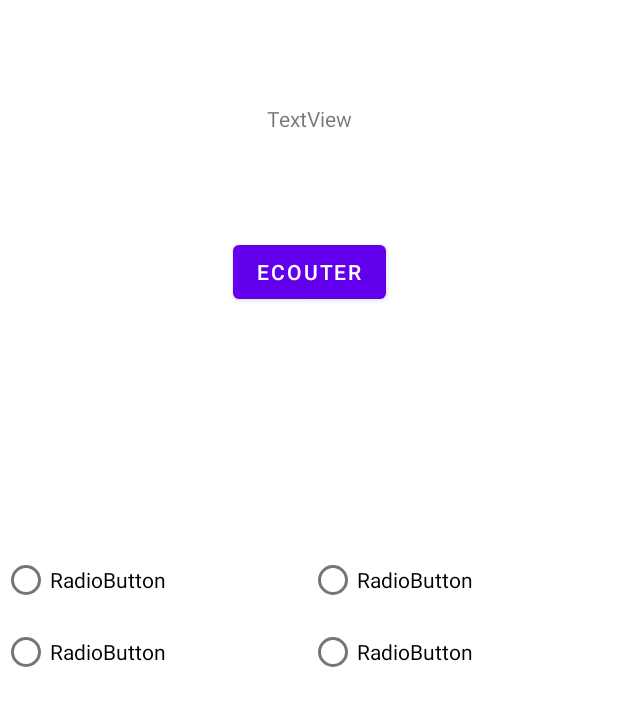
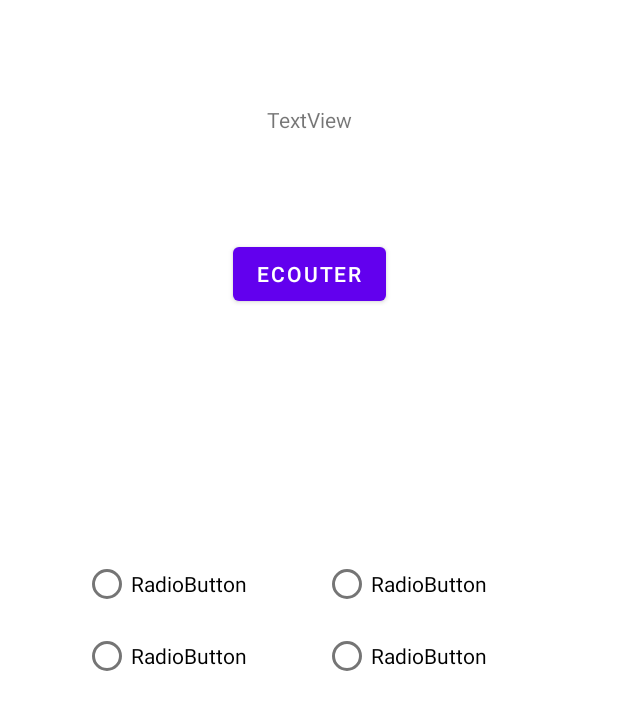
Before and after one commit to MariusLD/PROJETPROGM, an Android app built with Jetpack Compose: the layout custom_list_sound.xml on its own in the app's theme, with its tools: preview values and no code run, on a phone screen of 412 x 824 dp. Shown: the top 710 px of the screen. Run offline under Robolectric (Android 15) with nearby library versions, the phone set to English and light mode, and no system bars.

Commit message:
fix bug score & visual bug on quizz & quizzSound

```diff
--- a/app/src/main/java/com/example/progmprojet/CustomListAdapterSound.kt
+++ b/app/src/main/java/com/example/progmprojet/CustomListAdapterSound.kt
@@ -23,6 +23,7 @@ class CustomListAdapterSound(private val context: Context, private val question:
     }
 
     override fun getView(pos: Int, p1: View?, p2: ViewGroup?): View {
+        System.out.println("POS"+pos)
         var view =p1
         if(view == null){
             val inflater = context.getSystemService(Context.LAYOUT_INFLATER_SERVICE) as LayoutInflater
--- a/app/src/main/java/com/example/progmprojet/FileTransferService.kt
+++ b/app/src/main/java/com/example/progmprojet/FileTransferService.kt
@@ -55,7 +55,7 @@ class FileTransferService : IntentService {
                         var gagne=inputstream.readInt()
                         val intent = Intent("com.example.progmprojet.ACTION_ENVOI_JEUX")
                         intent.putExtra("win", gagne)
-                        //intent.putExtra("score", point)
+                        intent.putExtra("score", point)
                         sendBroadcast(intent)
                     }else {
                         if (jeu != null) {
--- a/app/src/main/java/com/example/progmprojet/MainActivity.kt
+++ b/app/src/main/java/com/example/progmprojet/MainActivity.kt
@@ -109,7 +109,7 @@ class MainActivity : AppCompatActivity() {
         val random = java.util.Random()
         val set = mutableSetOf<Int>()
         while (set.size < 3) {
-            val rt=random.nextInt(5)
+            val rt=random.nextInt(6)
             set.add(rt)
         }
         val numbers = set.toList()
--- a/app/src/main/java/com/example/progmprojet/MyReceiver.kt
+++ b/app/src/main/java/com/example/progmprojet/MyReceiver.kt
@@ -91,6 +91,7 @@ class MyReceiver
         }else if ("com.example.progmprojet.ACTION_ENVOI_JEUX" == action){
             val jeu1 = intent?.getIntExtra("win",-5)
             if (jeu1 != null) {
+                val point = intent?.getIntExtra("point",-5)
                 activity.win(jeu1)
             }
         }
--- a/app/src/main/res/layout/custom_list_sound.xml
+++ b/app/src/main/res/layout/custom_list_sound.xml
@@ -7,8 +7,8 @@
 
     <RadioGroup
         android:id="@+id/radioGroup2"
-        android:layout_width="410dp"
-        android:layout_height="99dp"
+        android:layout_width="301dp"
+        android:layout_height="93dp"
         app:layout_constraintBottom_toBottomOf="parent"
         app:layout_constraintEnd_toEndOf="parent"
         app:layout_constraintStart_toStartOf="parent"
@@ -28,7 +28,7 @@
 
                 <RadioButton
                     android:id="@+id/radioButtonS"
-                    android:layout_width="wrap_content"
+                    android:layout_width="20dp"
                     android:layout_height="wrap_content"
                     android:layout_weight="1"
                     android:text="RadioButton" />
@@ -49,7 +49,7 @@
 
                 <RadioButton
                     android:id="@+id/radioButtonS3"
-                    android:layout_width="wrap_content"
+                    android:layout_width="20dp"
                     android:layout_height="wrap_content"
                     android:layout_weight="1"
                     android:text="RadioButton" />
```
Also changed, not shown: app/src/main/java/com/example/progmprojet/DeviceDetailFragment.kt (+12 -6 lines), app/src/main/res/layout/activity_quizz.xml (+9 -2 lines), app/src/main/res/layout/activity_quizz_sound.xml (+9 -2 lines).
